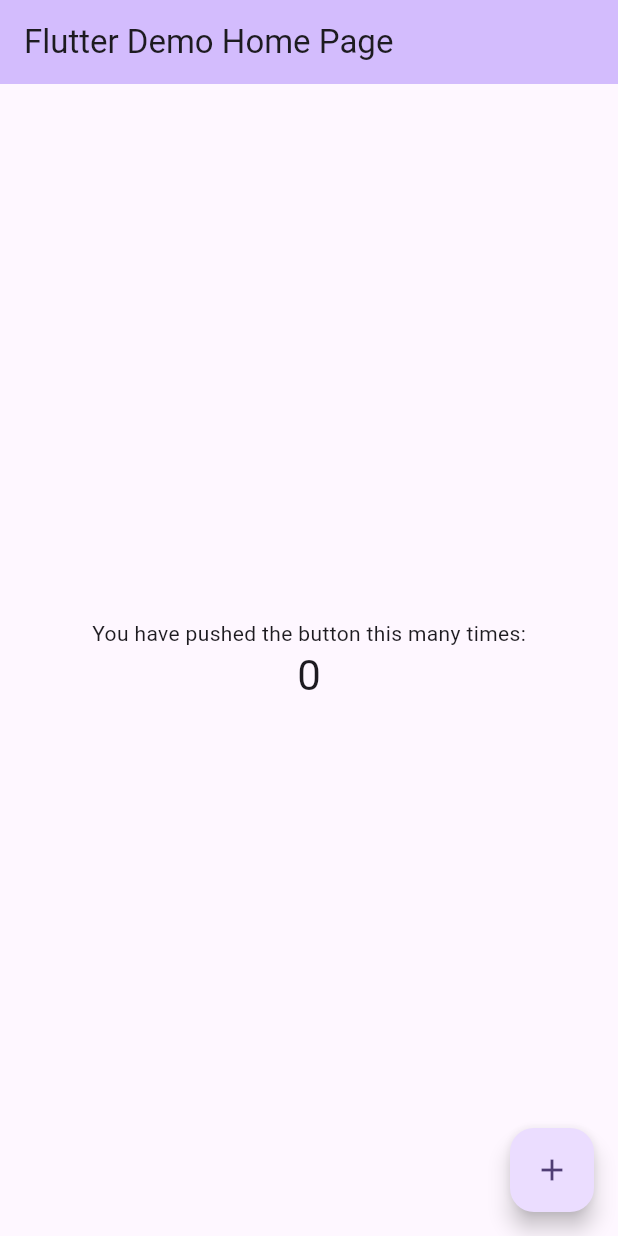
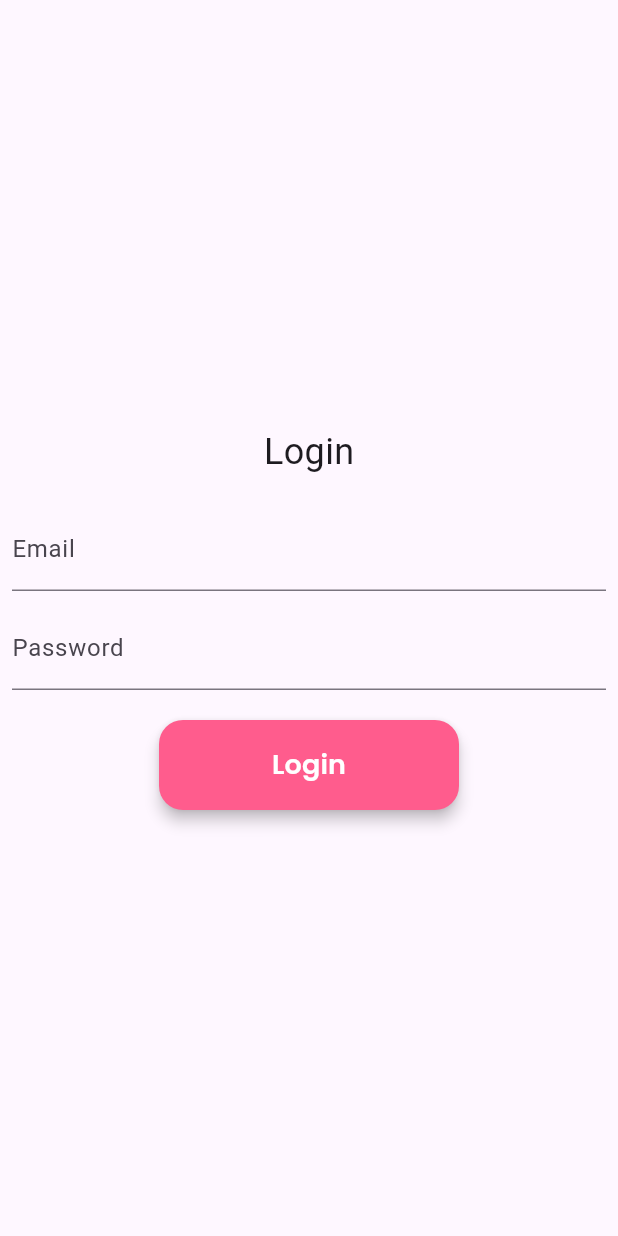
Before and after one commit to Wings-Like-Eagles/UniFye, a Flutter app: the screen it shows after launch, on a phone screen of 412 x 824 dp. Run offline on Flutter 3.47's test engine with Material 3 defaults, Android fonts, the phone set to English and light mode, and no system bars; our stand-ins replace google_fonts.

Commit message:
feat(login): created a custom login button

```diff
--- /dev/null
+++ b/unifye/lib/features/auth/login_page.dart
@@ -0,0 +1,49 @@
+
+
+import 'package:flutter/material.dart';
+import 'package:unifye/widgets/custom-button.dart';
+
+class LoginPage extends StatelessWidget {
+   const LoginPage({super.key});
+
+
+    @override
+  Widget build(BuildContext context) {
+    return Scaffold(
+      body: Center(
+        child: Container(
+        child: Padding(
+          padding: const EdgeInsets.symmetric(horizontal: 8, vertical: 16),
+          child: Column(
+            mainAxisAlignment: MainAxisAlignment.center,
+            children: [
+              const Text("Login", style: TextStyle(fontSize: 24)),
+              const SizedBox(height: 20),
+              TextField(
+                decoration: InputDecoration(labelText: 'Email'),
+
+              ),
+              const SizedBox(height: 10),
+              TextField(
+                obscureText: true,
+                decoration: InputDecoration(labelText: 'Password'),
+              ),
+              const SizedBox(height: 20),
+              MyCustomButton(
+                text: 'Login',
+                onPressed: () {
+                  // Handle login action here
+                  print('Login pressed!');
+                },
+              ),
+            ],
+          ),
+
+        ),
+        ),
+
+
+      ),
+    );
+  }
+}
--- a/unifye/lib/main.dart
+++ b/unifye/lib/main.dart
@@ -1,4 +1,5 @@
 import 'package:flutter/material.dart';
+import 'package:unifye/features/auth/login_page.dart';
 
 void main() {
   runApp(const MyApp());
@@ -31,7 +32,7 @@ class MyApp extends StatelessWidget {
         colorScheme: ColorScheme.fromSeed(seedColor: Colors.deepPurple),
         useMaterial3: true,
       ),
-      home: const MyHomePage(title: 'Flutter Demo Home Page'),
+      home: const LoginPage(),
     );
   }
 }
--- /dev/null
+++ b/unifye/lib/widgets/custom-button.dart
@@ -0,0 +1,34 @@
+import 'dart:ui';
+
+import 'package:flutter/material.dart';
+import 'package:google_fonts/google_fonts.dart';
+
+class MyCustomButton extends StatelessWidget {
+  final String text;
+  final VoidCallback onPressed;
+
+  const MyCustomButton({super.key, required this.text, required this.onPressed});
+
+  @override
+  Widget build(BuildContext context) {
+    return ElevatedButton(
+      style: ElevatedButton.styleFrom(
+        backgroundColor: const Color(0xFFFF5C8D),
+        minimumSize: const Size(200, 60),
+        shape: RoundedRectangleBorder(
+          borderRadius: BorderRadius.circular(16),
+        ),
+        elevation: 4,
+      ),
+      onPressed: onPressed,
+      child: Text(
+        text,
+        style: GoogleFonts.poppins(
+          color: Colors.white,
+          fontSize: 18,
+          fontWeight: FontWeight.w600,
+        ),
+      ),
+    );
+  }
+}
--- a/unifye/pubspec.yaml
+++ b/unifye/pubspec.yaml
@@ -30,6 +30,9 @@ environment:
 dependencies:
   flutter:
     sdk: flutter
+  google_fonts: ^6.1.0
+
+
 
 
   # The following adds the Cupertino Icons font to your application.
```
Also changed, not shown: unifye/pubspec.lock, 1 other file.
